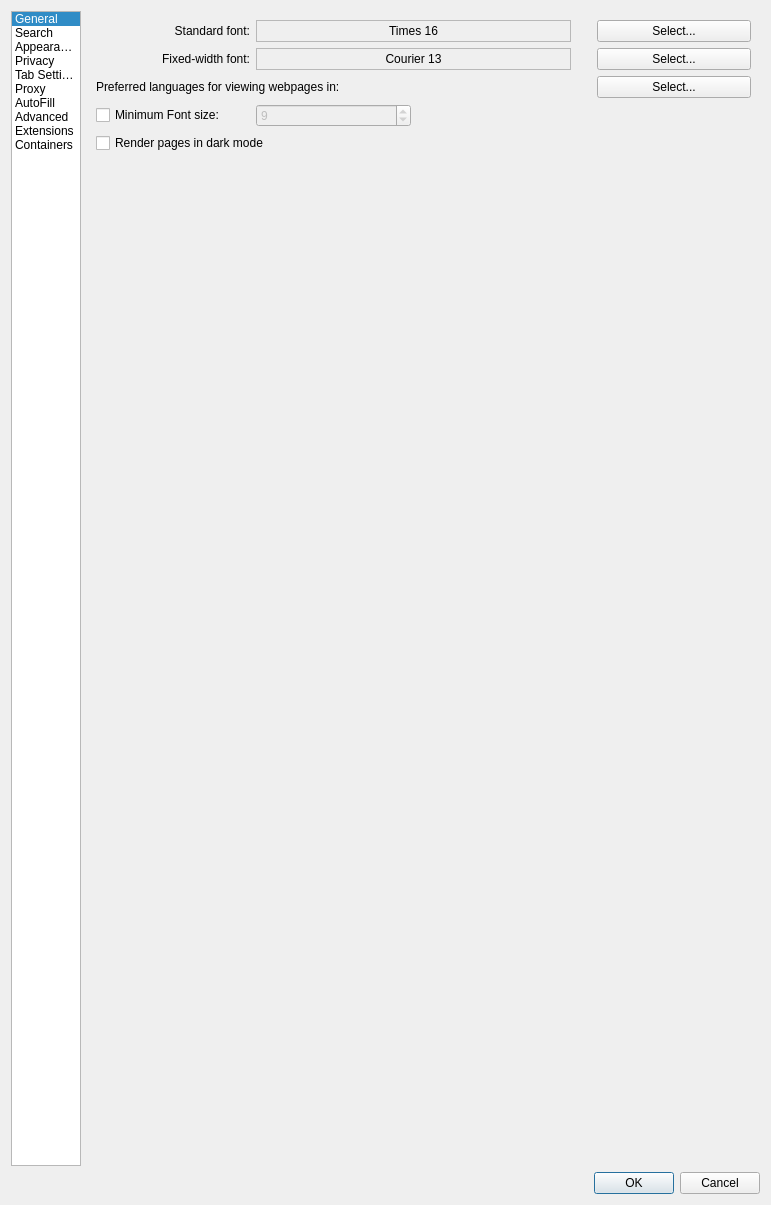
IT-Space-2026/arktos, file src/settings.ui: the form before one commit.
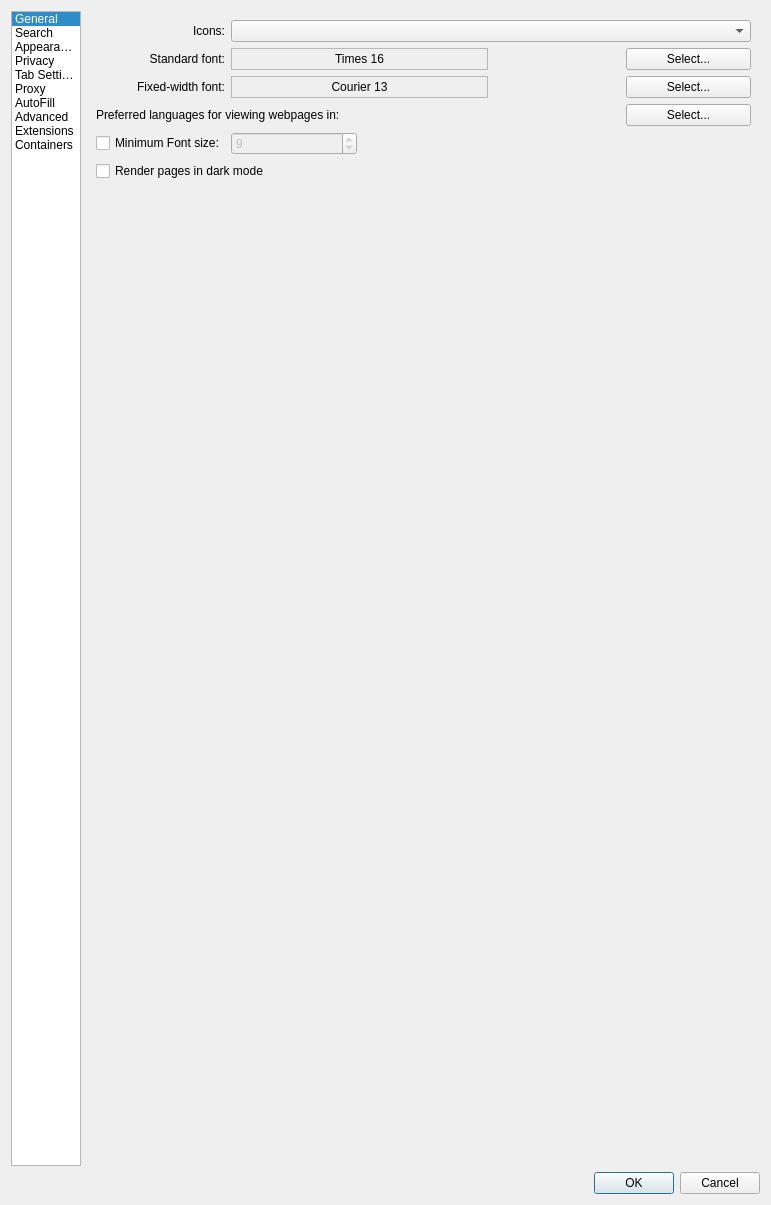
The form after the commit. The open tabs and pages were chosen to show the change.

Commit message: ICONS03: move icon-theme picker to Appearance + per-set preview strips

```diff
--- a/src/settings.ui
+++ b/src/settings.ui
@@ -233,30 +233,7 @@
          </property>
         </widget>
        </item>
-       <item row="5" column="0">
-        <widget class="QLabel" name="iconThemeLabel">
-         <property name="text">
-          <string>Icons:</string>
-         </property>
-         <property name="alignment">
-          <set>Qt::AlignRight|Qt::AlignTrailing|Qt::AlignVCenter</set>
-         </property>
-         <property name="buddy">
-          <cstring>iconThemeCombo</cstring>
-         </property>
-        </widget>
-       </item>
-       <item row="5" column="1" colspan="2">
-        <widget class="QComboBox" name="iconThemeCombo">
-         <property name="toolTip">
-          <string>Icon set for toolbars, menus and dialogs. Native follows the desktop icon theme; the bundled sets look the same on every platform.</string>
-         </property>
-         <property name="accessibleName">
-          <string>Icon set</string>
-         </property>
-        </widget>
-       </item>
-       <item row="6" column="0" colspan="3">
+       <item row="5" column="0" colspan="3">
         <widget class="QGroupBox" name="groupBox_2">
          <property name="title">
           <string>Downloads</string>
@@ -1090,6 +1067,29 @@
      <widget class="QWidget" name="tab_3">
       <layout class="QGridLayout" name="gridLayout_3">
        <item row="0" column="0">
+        <widget class="QLabel" name="iconThemeLabel">
+         <property name="text">
+          <string>Icons:</string>
+         </property>
+         <property name="alignment">
+          <set>Qt::AlignRight|Qt::AlignTrailing|Qt::AlignVCenter</set>
+         </property>
+         <property name="buddy">
+          <cstring>iconThemeCombo</cstring>
+         </property>
+        </widget>
+       </item>
+       <item row="0" column="1" colspan="4">
+        <widget class="QComboBox" name="iconThemeCombo">
+         <property name="toolTip">
+          <string>Icon set for toolbars, menus and dialogs. Native follows the desktop icon theme; the bundled sets look the same on every platform.</string>
+         </property>
+         <property name="accessibleName">
+          <string>Icon set</string>
+         </property>
+        </widget>
+       </item>
+       <item row="1" column="0">
         <widget class="QLabel" name="label_5">
          <property name="text">
           <string>Standard font:</string>
@@ -1102,7 +1102,7 @@
          </property>
         </widget>
        </item>
-       <item row="0" column="1" colspan="2">
+       <item row="1" column="1" colspan="2">
         <widget class="QLabel" name="standardLabel">
          <property name="sizePolicy">
           <sizepolicy hsizetype="Expanding" vsizetype="Preferred">
@@ -1121,14 +1121,14 @@
          </property>
         </widget>
        </item>
-       <item row="0" column="4">
+       <item row="1" column="4">
         <widget class="QPushButton" name="standardFontButton">
          <property name="text">
           <string>Select...</string>
          </property>
         </widget>
        </item>
-       <item row="1" column="0">
+       <item row="2" column="0">
         <widget class="QLabel" name="label_6">
          <property name="text">
           <string>Fixed-width font:</string>
@@ -1141,7 +1141,7 @@
          </property>
         </widget>
        </item>
-       <item row="1" column="1" colspan="2">
+       <item row="2" column="1" colspan="2">
         <widget class="QLabel" name="fixedLabel">
          <property name="frameShape">
           <enum>QFrame::StyledPanel</enum>
@@ -1154,14 +1154,14 @@
          </property>
         </widget>
        </item>
-       <item row="1" column="4">
+       <item row="2" column="4">
         <widget class="QPushButton" name="fixedFontButton">
          <property name="text">
           <string>Select...</string>
          </property>
         </widget>
        </item>
-       <item row="2" column="0" colspan="3">
+       <item row="3" column="0" colspan="3">
         <widget class="QLabel" name="label_8">
          <property name="text">
           <string>Preferred languages for viewing webpages in:</string>
@@ -1171,21 +1171,21 @@
          </property>
         </widget>
        </item>
-       <item row="2" column="4">
+       <item row="3" column="4">
         <widget class="QPushButton" name="languageButton">
          <property name="text">
           <string>Select...</string>
          </property>
         </widget>
        </item>
-       <item row="3" column="0">
+       <item row="4" column="0">
         <widget class="QCheckBox" name="minimFontSizeCheckBox">
          <property name="text">
           <string>Minimum Font size:</string>
          </property>
         </widget>
        </item>
-       <item row="4" column="0" colspan="3">
+       <item row="5" column="0" colspan="3">
         <widget class="QCheckBox" name="forceDarkMode">
          <property name="toolTip">
           <string>Pages that ship their own dark theme use it; light-only pages get a heuristic color inversion with a contrast floor so text stays readable. Images and videos are not inverted. Only web content is affected — Arora's own windows keep the desktop palette.</string>
@@ -1195,7 +1195,7 @@
          </property>
         </widget>
        </item>
-       <item row="5" column="3">
+       <item row="6" column="3">
         <spacer name="verticalSpacer">
          <property name="orientation">
           <enum>Qt::Vertical</enum>
@@ -1208,7 +1208,7 @@
          </property>
         </spacer>
        </item>
-       <item row="3" column="1">
+       <item row="4" column="1">
         <widget class="QSpinBox" name="minimumFontSizeSpinBox">
          <property name="enabled">
           <bool>false</bool>
```
Left out of the diff: 4 changed lines with no effect on the pictures. The commit also changes 7 other files.
